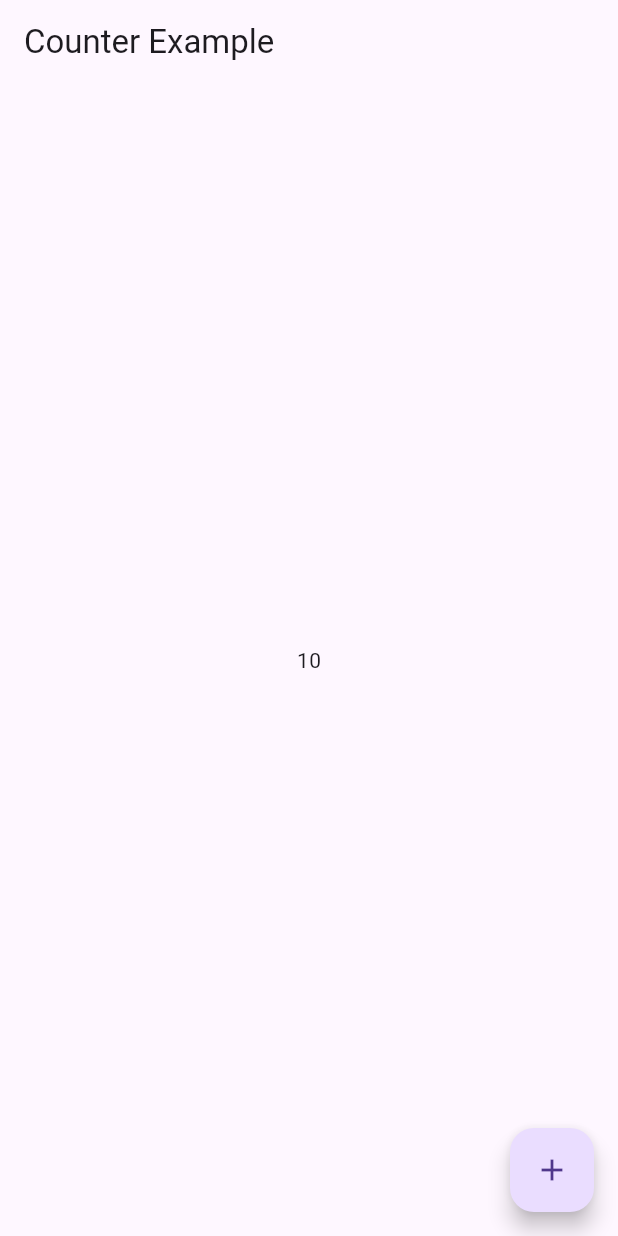
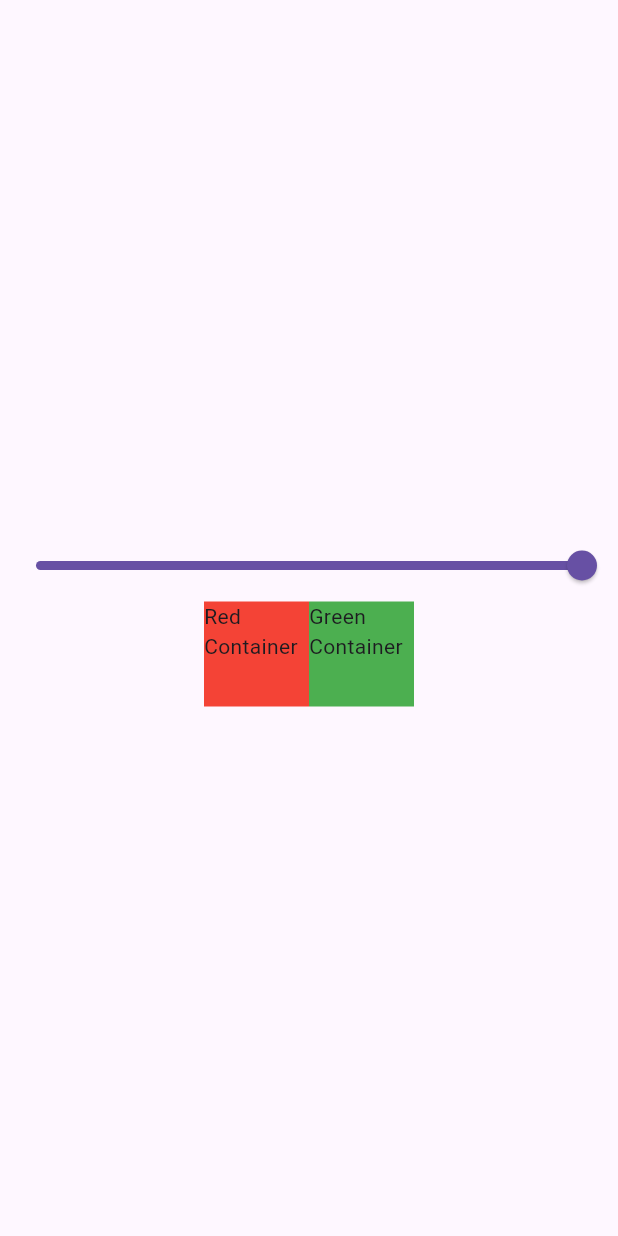
Before and after one commit to ShnAhmad/Provider_Hub, a Flutter app: the screen it shows after launch, on a phone screen of 412 x 824 dp. Run offline on Flutter 3.47's test engine with Material 3 defaults, Android fonts, the phone set to English and light mode, and no system bars.

Commit message:
slider provider added

```diff
--- a/lib/main.dart
+++ b/lib/main.dart
@@ -1,7 +1,9 @@
 import 'package:flutter/material.dart';
 import 'package:provider/provider.dart';
 import 'package:provider_hub/providers/counter_provider.dart';
+import 'package:provider_hub/providers/slider_provider.dart';
 import 'package:provider_hub/screens/counter_screen.dart';
+import 'package:provider_hub/screens/slider_screen.dart';
 
 void main() {
   runApp(const MyApp());
@@ -18,9 +20,12 @@ class MyApp extends StatelessWidget {
         ChangeNotifierProvider(
           create: (context) => CounterProvider(),
         ),
+        ChangeNotifierProvider(
+          create: (context) => SliderProvider(),
+        ),
       ],
       child: const MaterialApp(
-        home: CounterScreen(),
+        home: SliderScreen(),
       ),
     );
   }
--- /dev/null
+++ b/lib/providers/slider_provider.dart
@@ -0,0 +1,11 @@
+import 'package:flutter/foundation.dart';
+
+class SliderProvider with ChangeNotifier {
+  double _sdValue = 1;
+  double get sdValue => _sdValue;
+
+  void setValue(double value) {
+    _sdValue = value;
+    notifyListeners();
+  }
+}
--- a/lib/screens/counter_screen.dart
+++ b/lib/screens/counter_screen.dart
@@ -23,7 +23,7 @@ class _CounterScreenState extends State<CounterScreen> {
     final counterprovider =
         Provider.of<CounterProvider>(context, listen: false);
 
-    print('build');
+    // print('build');
     return Scaffold(
       appBar: AppBar(
         title: const Text('Counter Example'),
@@ -35,6 +35,8 @@ class _CounterScreenState extends State<CounterScreen> {
             Consumer<CounterProvider>(
                 builder: (context, value, child) => Text(
                       value.count.toString(),
+                      style: const TextStyle(
+                          fontSize: 30, fontWeight: FontWeight.bold),
                     ))
           ],
         ),
--- /dev/null
+++ b/lib/screens/slider_screen.dart
@@ -0,0 +1,52 @@
+import 'package:flutter/material.dart';
+import 'package:provider/provider.dart';
+import 'package:provider_hub/providers/slider_provider.dart';
+
+class SliderScreen extends StatefulWidget {
+  const SliderScreen({super.key});
+
+  @override
+  State<SliderScreen> createState() => _SliderScreenState();
+}
+
+class _SliderScreenState extends State<SliderScreen> {
+  @override
+  Widget build(BuildContext context) {
+    return Scaffold(
+      body: Center(
+        child: Column(
+          mainAxisAlignment: MainAxisAlignment.center,
+          children: [
+            Consumer<SliderProvider>(
+              builder: (context, ob, child) => Slider(
+                  value: ob.sdValue,
+                  onChanged: (value) {
+                    ob.setValue(value);
+                  }),
+            ),
+            Consumer<SliderProvider>(
+                builder: (context, ob, child) => Row(
+                      mainAxisAlignment: MainAxisAlignment.center,
+                      children: [
+                        Container(
+                          height: 70,
+                          width: 70,
+                          decoration: BoxDecoration(
+                              color: Colors.red.withOpacity(ob.sdValue)),
+                          child: const Text('Red Container'),
+                        ),
+                        Container(
+                          height: 70,
+                          width: 70,
+                          decoration: BoxDecoration(
+                              color: Colors.green.withOpacity(ob.sdValue)),
+                          child: const Text('Green Container'),
+                        )
+                      ],
+                    )),
+          ],
+        ),
+      ),
+    );
+  }
+}
```
